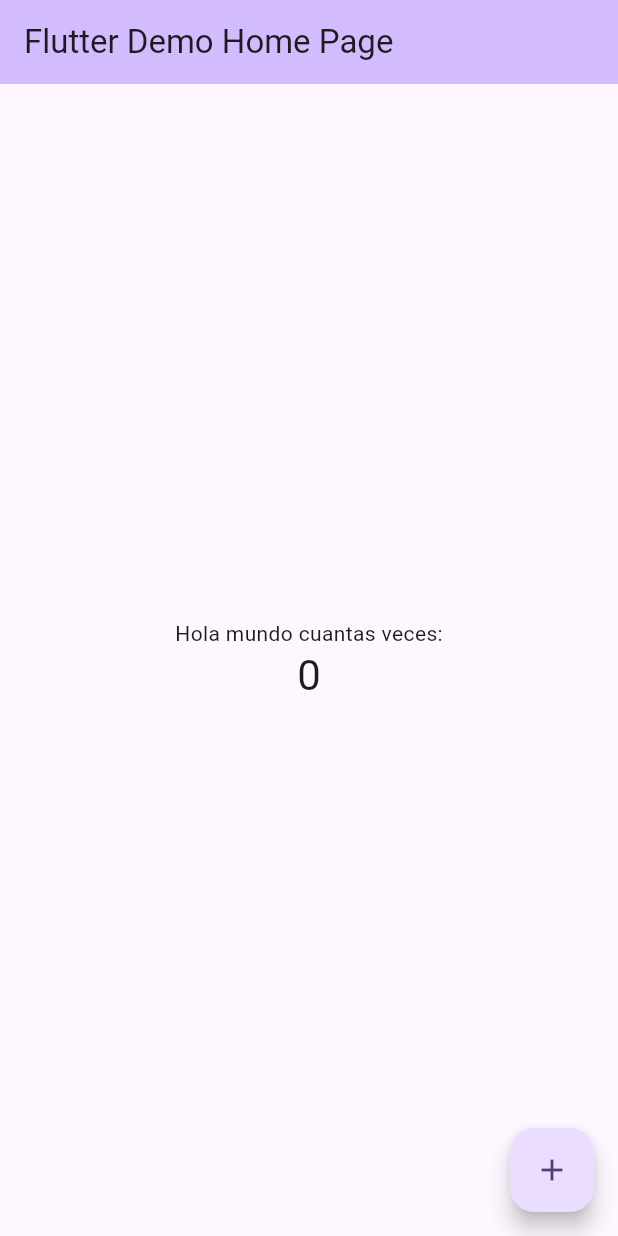
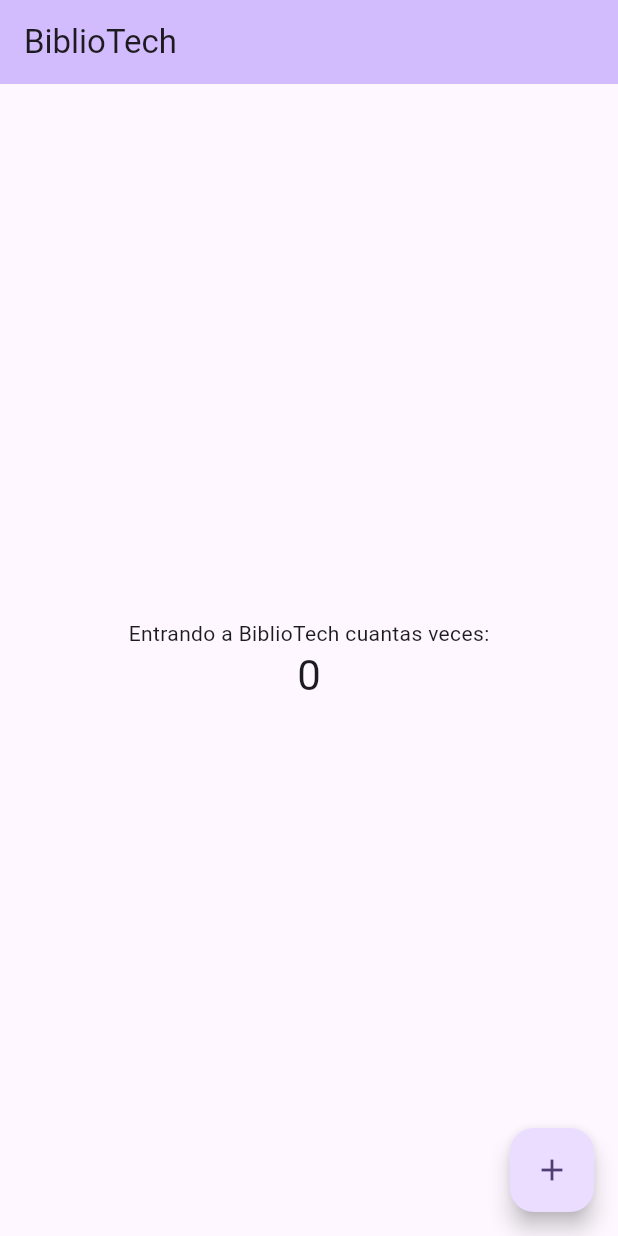
Before and after one commit to omarlopezgarcia/flutter_18OmarLopez, a Flutter app: the screen it shows after launch, on a phone screen of 412 x 824 dp. Run offline on Flutter 3.47's test engine with Material 2 defaults, Android fonts, the phone set to English and light mode, and no system bars.

Commit message:
Hola mundo - Prueba v0.2

```diff
--- a/lib/main.dart
+++ b/lib/main.dart
@@ -31,7 +31,7 @@ class MyApp extends StatelessWidget {
         colorScheme: ColorScheme.fromSeed(seedColor: Colors.deepPurple),
         useMaterial3: true,
       ),
-      home: const MyHomePage(title: 'Flutter Demo Home Page'),
+      home: const MyHomePage(title: 'BiblioTech'),
     );
   }
 }
@@ -106,7 +106,7 @@ class _MyHomePageState extends State<MyHomePage> {
           mainAxisAlignment: MainAxisAlignment.center,
           children: <Widget>[
             const Text(
-              'Hola mundo cuantas veces:',
+              'Entrando a BiblioTech cuantas veces:',
             ),
             Text(
               '$_counter',
```
